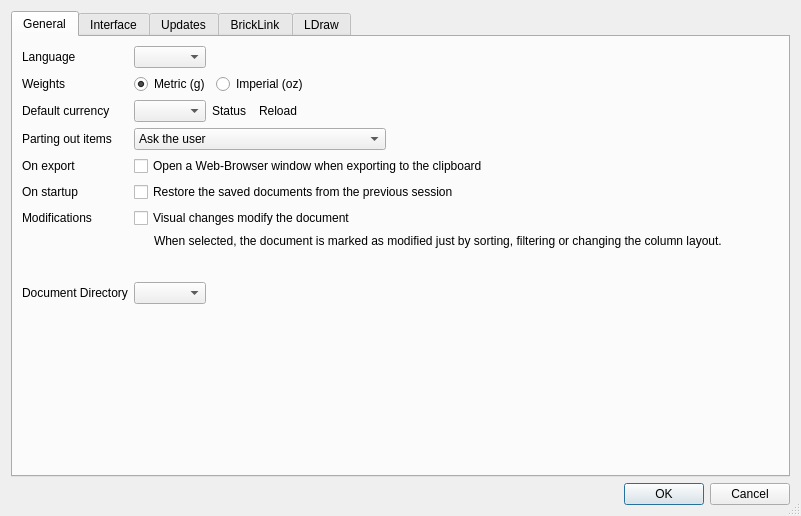
First picture: the form in src/settingsdialog.ui, repository rgriebl/brickstore, before the edit.
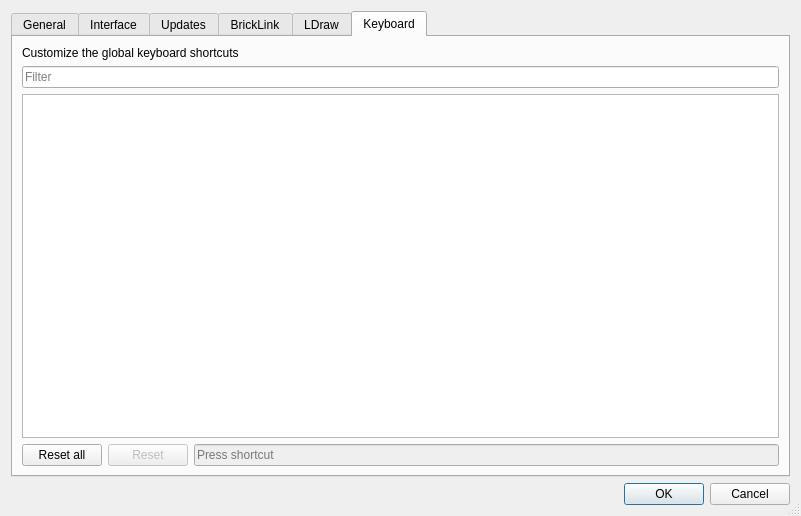
Second picture: the form after the edit. The open tabs and pages were chosen to show the change. Icons and pictures are not drawn.

Commit message: Made all mainwindow shortcuts configurable

The edit to the form file:
```diff
--- a/src/settingsdialog.ui
+++ b/src/settingsdialog.ui
@@ -859,6 +859,98 @@
        </item>
       </layout>
      </widget>
+     <widget class="QWidget" name="shortcuts">
+      <attribute name="title">
+       <string>Keyboard</string>
+      </attribute>
+      <layout class="QVBoxLayout" name="verticalLayout">
+       <item>
+        <widget class="QLabel" name="label_7">
+         <property name="text">
+          <string>Customize the global keyboard shortcuts</string>
+         </property>
+        </widget>
+       </item>
+       <item>
+        <widget class="QLineEdit" name="w_sc_filter">
+         <property name="placeholderText">
+          <string>Filter</string>
+         </property>
+         <property name="clearButtonEnabled">
+          <bool>true</bool>
+         </property>
+        </widget>
+       </item>
+       <item>
+        <widget class="QTreeView" name="w_sc_list">
+         <property name="editTriggers">
+          <set>QAbstractItemView::NoEditTriggers</set>
+         </property>
+         <property name="showDropIndicator" stdset="0">
+          <bool>false</bool>
+         </property>
+         <property name="alternatingRowColors">
+          <bool>true</bool>
+         </property>
+         <property name="rootIsDecorated">
+          <bool>false</bool>
+         </property>
+         <property name="uniformRowHeights">
+          <bool>true</bool>
+         </property>
+         <property name="itemsExpandable">
+          <bool>false</bool>
+         </property>
+         <property name="sortingEnabled">
+          <bool>true</bool>
+         </property>
+         <property name="animated">
+          <bool>true</bool>
+         </property>
+         <property name="allColumnsShowFocus">
+          <bool>true</bool>
+         </property>
+         <property name="expandsOnDoubleClick">
+          <bool>false</bool>
+         </property>
+         <attribute name="headerShowSortIndicator" stdset="0">
+          <bool>true</bool>
+         </attribute>
+         <attribute name="headerStretchLastSection">
+          <bool>false</bool>
+         </attribute>
+        </widget>
+       </item>
+       <item>
+        <layout class="QHBoxLayout" name="horizontalLayout_6">
+         <item>
+          <widget class="QPushButton" name="w_sc_reset_all">
+           <property name="text">
+            <string>Reset all</string>
+           </property>
+          </widget>
+         </item>
+         <item>
+          <widget class="QPushButton" name="w_sc_reset">
+           <property name="enabled">
+            <bool>false</bool>
+           </property>
+           <property name="text">
+            <string>Reset</string>
+           </property>
+          </widget>
+         </item>
+         <item>
+          <widget class="QKeySequenceEdit" name="w_sc_edit">
+           <property name="enabled">
+            <bool>false</bool>
+           </property>
+          </widget>
+         </item>
+        </layout>
+       </item>
+      </layout>
+     </widget>
     </widget>
    </item>
    <item>
```
The commit also changes 6 other files.
